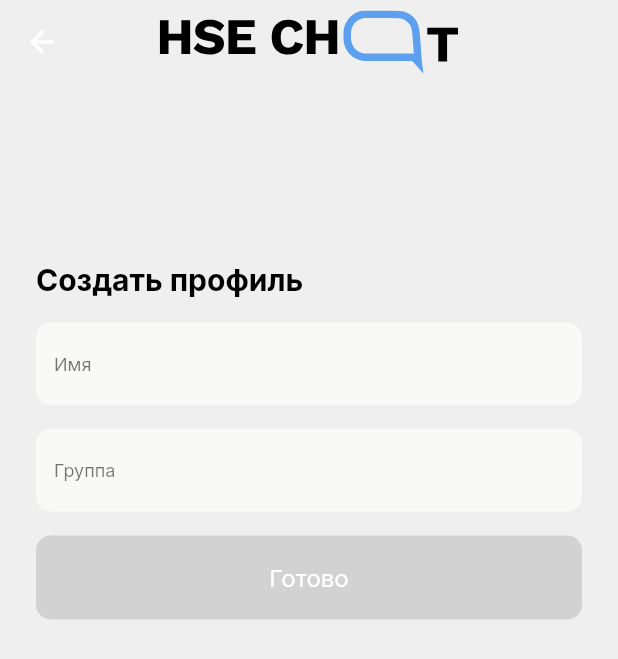
After one commit to GeorgFed/hse_chat, a Flutter app: the CreateProfilePage screen opened directly, on a phone screen of 412 x 824 dp. The commit adds this screen. Shown: the top 659 px of the screen. Run offline on Flutter 3.47's test engine with Material 2 defaults, Android fonts, the phone set to English and light mode, and no system bars; our stand-ins replace cloud_firestore, firebase_auth, firebase_core, flutter_riverpod, flutter_svg, freezed_annotation and 3 more; accounts and stored records are empty.

Commit message:
adds CreateProfilePage

```diff
--- a/lib/common/widgets/input_field.dart
+++ b/lib/common/widgets/input_field.dart
@@ -3,7 +3,8 @@ import 'package:flutter/material.dart';
 import '../style/colors.dart';
 
 enum InputType {
-  text,
+  name,
+  number,
   email,
   password,
   confirmPassword,
@@ -19,8 +20,22 @@ class HInputField extends StatelessWidget {
 
   static const _cornerRadius = 10.0;
 
+  TextInputType? get _keyboardType {
+    switch (type) {
+      case InputType.name:
+        return TextInputType.text;
+      case InputType.number:
+        return TextInputType.number;
+      case InputType.email:
+        return TextInputType.emailAddress;
+      case InputType.password:
+      case InputType.confirmPassword:
+        return TextInputType.visiblePassword;
+    }
+  }
+
   const HInputField({
-    this.type = InputType.text,
+    required this.type,
     this.placeholder,
     this.controller,
     this.onChanged,
@@ -34,10 +49,13 @@ class HInputField extends StatelessWidget {
     final theme = Theme.of(context);
 
     return TextFormField(
+      textCapitalization: type == InputType.name
+          ? TextCapitalization.words
+          : TextCapitalization.none,
       controller: controller,
       autocorrect: false,
       onChanged: onChanged,
-      keyboardType: type == InputType.email ? TextInputType.emailAddress : null,
+      keyboardType: _keyboardType,
       autovalidateMode: shouldValidate
           ? AutovalidateMode.onUserInteraction
           : AutovalidateMode.disabled,
@@ -66,8 +84,9 @@ class HInputField extends StatelessWidget {
 
   String? validate(String? text) {
     switch (type) {
-      case InputType.text:
-        return text;
+      case InputType.number:
+      case InputType.name:
+        return null;
       case InputType.email:
         if (text == null || text == '' || !text.endsWith('@edu.hse.ru')) {
           return 'Введен некорректный адрес корпоративной почты';
--- /dev/null
+++ b/lib/features/create_profile/page.dart
@@ -0,0 +1,104 @@
+import 'package:flutter/material.dart';
+import 'package:flutter_riverpod/flutter_riverpod.dart';
+import 'package:flutter_svg/flutter_svg.dart';
+
+import '../../common/style/assets.dart';
+import '../../common/widgets/button.dart';
+import '../../common/widgets/input_field.dart';
+import '../tab_bar/page.dart';
+
+class CreateProfilePage extends ConsumerStatefulWidget {
+  const CreateProfilePage({Key? key}) : super(key: key);
+
+  @override
+  ConsumerState<ConsumerStatefulWidget> createState() =>
+      _CreateProfilePageState();
+}
+
+class _CreateProfilePageState extends ConsumerState<CreateProfilePage> {
+  final _formKey = GlobalKey<FormState>();
+
+  late final _nameController = TextEditingController();
+  late final _groupController = TextEditingController();
+
+  bool get isFormFilled =>
+      _nameController.text.isNotEmpty && _groupController.text.isNotEmpty;
+  var _shouldValidate = false;
+
+  @override
+  Widget build(BuildContext context) => Scaffold(
+        appBar: AppBar(
+          title: SvgPicture.asset(AppAssets.logo),
+          centerTitle: true,
+        ),
+        body: Padding(
+          padding: const EdgeInsets.symmetric(horizontal: 24.0),
+          child: Center(
+            heightFactor: 2.0,
+            child: Wrap(
+              spacing: 16.0,
+              runSpacing: 16.0,
+              children: [
+                Text(
+                  'Создать профиль',
+                  style: Theme.of(context)
+                      .textTheme
+                      .headline3
+                      ?.copyWith(color: Colors.black),
+                  textAlign: TextAlign.start,
+                ),
+                Form(
+                  key: _formKey,
+                  child: Column(
+                    children: [
+                      HInputField(
+                        controller: _nameController,
+                        placeholder: 'Имя',
+                        type: InputType.name,
+                        shouldValidate: _shouldValidate,
+                        onChanged: (_) => setState(
+                          () {},
+                        ),
+                      ),
+                      const SizedBox(
+                        height: 16.0,
+                      ),
+                      HInputField(
+                        controller: _groupController,
+                        placeholder: 'Группа',
+                        type: InputType.number,
+                        shouldValidate: _shouldValidate,
+                        onChanged: (_) => setState(
+                          () {},
+                        ),
+                      ),
+                    ],
+                  ),
+                ),
+                HButton(
+                  text: 'Готово',
+                  onTap: isFormFilled ? _onSubmit : null,
+                ),
+              ],
+            ),
+          ),
+        ),
+      );
+
+  void _onSubmit() {
+    final currentFormState = _formKey.currentState;
+    final isValid =
+        currentFormState == null ? false : currentFormState.validate();
+
+    if (isValid) {
+      Navigator.push(
+        context,
+        MaterialPageRoute(
+          builder: (context) => const TabBarPage(),
+        ),
+      );
+    } else {
+      setState(() => _shouldValidate = true);
+    }
+  }
+}
--- a/lib/features/sign_up/page.dart
+++ b/lib/features/sign_up/page.dart
@@ -7,7 +7,7 @@ import '../../common/widgets/button.dart';
 import '../../common/widgets/input_field.dart';
 import '../auth/state_holder.dart';
 import '../auth/status.dart';
-import '../tab_bar/page.dart';
+import '../create_profile/page.dart';
 
 class SignUpPage extends ConsumerStatefulWidget {
   const SignUpPage({Key? key}) : super(key: key);
@@ -118,7 +118,7 @@ class _SignUpPageState extends ConsumerState<SignUpPage> {
       Navigator.push(
         context,
         MaterialPageRoute(
-          builder: (context) => const TabBarPage(),
+          builder: (context) => const CreateProfilePage(),
         ),
       );
     } else {
```
